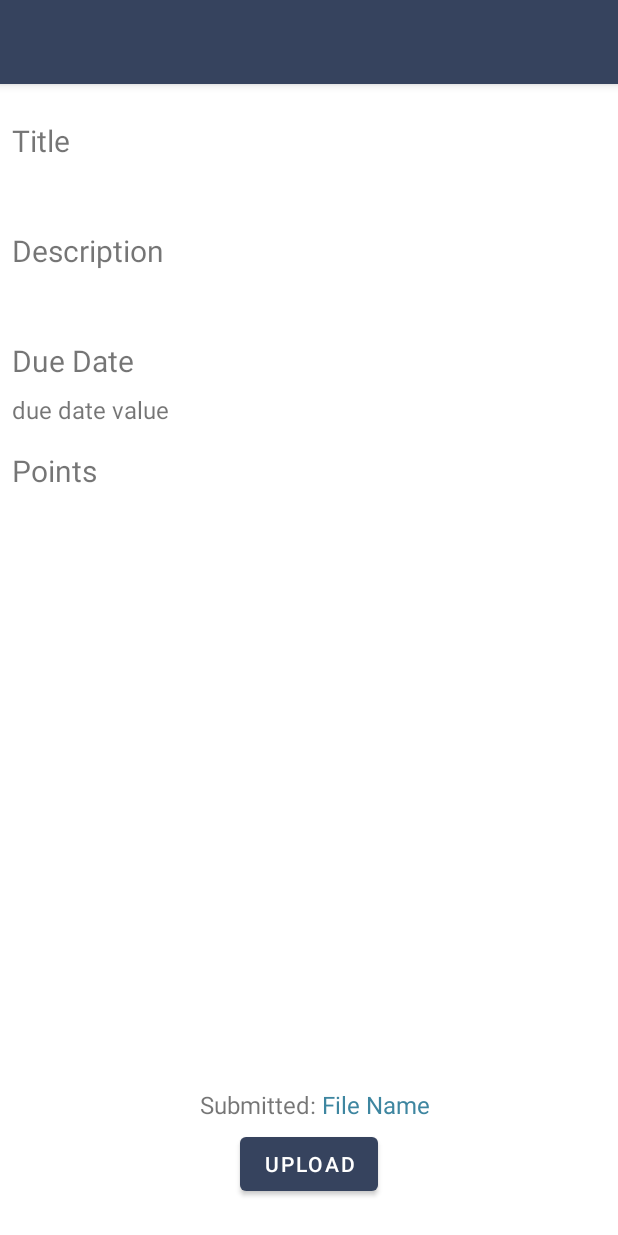
After one commit to Himani-Poonia/ClassTask, an Android app: the SubmissionActivity screen opened directly, with no data from a screen before it, on a phone screen of 412 x 824 dp. The commit adds this screen. Run offline under Robolectric (Android 15) with nearby library versions, the phone set to English and light mode, and no system bars.

Commit message:
Assignments UI completed by this point

```diff
--- /dev/null
+++ b/app/src/main/java/com/example/classtask/classwork/assignment/SubmissionActivity.kt
@@ -0,0 +1,49 @@
+package com.example.classtask.classwork.assignment
+
+import android.content.Intent
+import androidx.appcompat.app.AppCompatActivity
+import android.os.Bundle
+import android.view.View
+import android.widget.Button
+import android.widget.TextView
+import androidx.constraintlayout.widget.ConstraintLayout
+import com.example.classtask.R
+import com.example.classtask.classwork.assignment.submissions.TotalSubmissionsActivity
+
+class SubmissionActivity : AppCompatActivity() {
+    override fun onCreate(savedInstanceState: Bundle?) {
+        super.onCreate(savedInstanceState)
+        setContentView(R.layout.activity_submission)
+
+        val intent = intent
+        title = intent.getStringExtra("className")
+
+        val tvTitle: TextView = findViewById(R.id.tvTitle)
+        val tvDesc: TextView = findViewById(R.id.tvDescription)
+        val tvPoints: TextView = findViewById(R.id.tvPoints)
+        val submitBtn: Button = findViewById(R.id.uploadBtn)
+        val submitLinkLayout: ConstraintLayout = findViewById(R.id.clStudentSubmit)
+
+        //set values accordingly
+        tvTitle.text = intent.getStringExtra("title")
+        tvDesc.text = intent.getStringExtra("description")
+        tvPoints.text = intent.getStringExtra("points")
+
+        if(intent.getBooleanExtra("isTeacher", false)){
+            submitBtn.text = "Submissions"
+            submitLinkLayout.visibility = View.GONE
+
+            submitBtn.setOnClickListener {
+                startActivity(Intent(this, TotalSubmissionsActivity::class.java))
+            }
+        }
+        else{
+            submitBtn.text = "Upload"
+            submitLinkLayout.visibility = View.VISIBLE
+
+            submitBtn.setOnClickListener {
+                //open files of phone
+            }
+        }
+    }
+}
--- /dev/null
+++ b/app/src/main/res/layout/activity_submission.xml
@@ -0,0 +1,160 @@
+<?xml version="1.0" encoding="utf-8"?>
+<androidx.constraintlayout.widget.ConstraintLayout xmlns:android="http://schemas.android.com/apk/res/android"
+    xmlns:app="http://schemas.android.com/apk/res-auto"
+    xmlns:tools="http://schemas.android.com/tools"
+    android:layout_width="match_parent"
+    android:layout_height="match_parent"
+    tools:context=".classwork.assignment.SubmissionActivity">
+
+    <androidx.constraintlayout.widget.ConstraintLayout
+        android:id="@+id/clStudentSubmit"
+        android:layout_width="wrap_content"
+        android:layout_height="wrap_content"
+        android:layout_marginStart="8dp"
+        android:layout_marginTop="16dp"
+        android:layout_marginEnd="8dp"
+        android:layout_marginBottom="16dp"
+        app:layout_constraintBottom_toTopOf="@+id/uploadBtn"
+        app:layout_constraintEnd_toEndOf="parent"
+        app:layout_constraintHorizontal_bias="0.5"
+        app:layout_constraintStart_toStartOf="parent"
+        app:layout_constraintTop_toBottomOf="@+id/scrollView2">
+
+        <TextView
+            android:id="@+id/textView14"
+            android:layout_width="wrap_content"
+            android:layout_height="wrap_content"
+            android:layout_marginStart="8dp"
+            android:text="Submitted: "
+            android:textSize="16sp"
+            app:layout_constraintStart_toStartOf="parent"
+            app:layout_constraintTop_toTopOf="parent" />
+
+        <TextView
+            android:id="@+id/tvFileName"
+            android:layout_width="wrap_content"
+            android:layout_height="wrap_content"
+            android:text="File Name"
+            android:textColor="#3E86A0"
+            android:textSize="16sp"
+            app:layout_constraintStart_toEndOf="@+id/textView14"
+            app:layout_constraintTop_toTopOf="parent" />
+    </androidx.constraintlayout.widget.ConstraintLayout>
+
+    <Button
+        android:id="@+id/uploadBtn"
+        android:layout_width="wrap_content"
+        android:layout_height="wrap_content"
+        android:layout_marginBottom="24dp"
+        android:text="Upload"
+        app:layout_constraintBottom_toBottomOf="parent"
+        app:layout_constraintEnd_toEndOf="parent"
+        app:layout_constraintHorizontal_bias="0.5"
+        app:layout_constraintStart_toStartOf="parent" />
+
+    <ScrollView
+        android:id="@+id/scrollView2"
+        android:layout_width="match_parent"
+        android:layout_height="0dp"
+        android:layout_marginBottom="32dp"
+        app:layout_constraintBottom_toTopOf="@+id/uploadBtn"
+        app:layout_constraintEnd_toEndOf="parent"
+        app:layout_constraintHorizontal_bias="0.0"
+        app:layout_constraintStart_toStartOf="parent"
+        app:layout_constraintTop_toTopOf="parent">
+
+        <androidx.constraintlayout.widget.ConstraintLayout
+            android:layout_width="match_parent"
+            android:layout_height="wrap_content">
+
+            <TextView
+                android:id="@+id/textView5"
+                android:layout_width="wrap_content"
+                android:layout_height="wrap_content"
+                android:layout_marginStart="8dp"
+                android:layout_marginTop="24dp"
+                android:text="Title"
+                android:textSize="20sp"
+                app:layout_constraintStart_toStartOf="parent"
+                app:layout_constraintTop_toTopOf="parent" />
+
+            <TextView
+                android:id="@+id/tvTitle"
+                android:layout_width="wrap_content"
+                android:layout_height="wrap_content"
+                android:layout_marginStart="8dp"
+                android:layout_marginTop="8dp"
+                android:text="title value"
+                android:textSize="16sp"
+                app:layout_constraintStart_toStartOf="parent"
+                app:layout_constraintTop_toBottomOf="@+id/textView5" />
+
+            <TextView
+                android:id="@+id/textView8"
+                android:layout_width="wrap_content"
+                android:layout_height="wrap_content"
+                android:layout_marginStart="8dp"
+                android:layout_marginTop="16dp"
+                android:text="Description"
+                android:textSize="20sp"
+                app:layout_constraintStart_toStartOf="parent"
+                app:layout_constraintTop_toBottomOf="@+id/tvTitle" />
+
+            <TextView
+                android:id="@+id/tvDescription"
+                android:layout_width="wrap_content"
+                android:layout_height="wrap_content"
+                android:layout_marginStart="8dp"
+                android:layout_marginTop="8dp"
+                android:text="description value"
+                android:textSize="16sp"
+                app:layout_constraintStart_toStartOf="parent"
+                app:layout_constraintTop_toBottomOf="@+id/textView8" />
+
+            <TextView
+                android:id="@+id/textView10"
+                android:layout_width="wrap_content"
+                android:layout_height="wrap_content"
+                android:layout_marginStart="8dp"
+                android:layout_marginTop="16dp"
+                android:text="Due Date"
+                android:textSize="20sp"
+                app:layout_constraintStart_toStartOf="parent"
+                app:layout_constraintTop_toBottomOf="@+id/tvDescription" />
+
+            <TextView
+                android:id="@+id/tvDueDate"
+                android:layout_width="wrap_content"
+                android:layout_height="wrap_content"
+                android:layout_marginStart="8dp"
+                android:layout_marginTop="8dp"
+                android:text="due date value"
+                android:textSize="16sp"
+                app:layout_constraintStart_toStartOf="parent"
+                app:layout_constraintTop_toBottomOf="@+id/textView10" />
+
+            <TextView
+                android:id="@+id/textView12"
+                android:layout_width="wrap_content"
+                android:layout_height="wrap_content"
+                android:layout_marginStart="8dp"
+                android:layout_marginTop="16dp"
+                android:text="Points"
+                android:textSize="20sp"
+                app:layout_constraintStart_toStartOf="parent"
+                app:layout_constraintTop_toBottomOf="@+id/tvDueDate" />
+
+            <TextView
+                android:id="@+id/tvPoints"
+                android:layout_width="wrap_content"
+                android:layout_height="wrap_content"
+                android:layout_marginStart="8dp"
+                android:layout_marginTop="8dp"
+                android:text="Points"
+                android:textSize="16sp"
+                app:layout_constraintStart_toStartOf="parent"
+                app:layout_constraintTop_toBottomOf="@+id/textView12" />
+        </androidx.constraintlayout.widget.ConstraintLayout>
+    </ScrollView>
+
+</androidx.constraintlayout.widget.ConstraintLayout>
```
Also changed, not shown: app/src/main/AndroidManifest.xml (+9 -0 lines), app/src/main/java/com/example/classtask/classwork/AssignmentsActivity.kt (+4 -9 lines), app/src/main/java/com/example/classtask/classwork/assignment/AssignmentAdapter.kt (+41 -1 lines), app/src/main/java/com/example/classtask/classwork/assignment/AssignmentClassModel.kt (+37 -1 lines), app/src/main/java/com/example/classtask/classwork/assignment/AssignmentFragment.kt (+15 -2 lines), app/src/main/java/com/example/classtask/classwork/assignment/NewAssignmentActivity.kt (added, +22 -0 lines), app/src/main/java/com/example/classtask/classwork/assignment/submissions/SubmissionAdapter.kt (added, +46 -0 lines), app/src/main/java/com/example/classtask/classwork/assignment/submissions/SubmissionModel.kt (added, +23 -0 lines), app/src/main/java/com/example/classtask/classwork/assignment/submissions/TotalSubmissionsActivity.kt (added, +38 -0 lines), app/src/main/res/layout/activity_new_assignment.xml (added, +127 -0 lines), app/src/main/res/layout/activity_total_submissions.xml (added, +30 -0 lines), app/src/main/res/layout/fragment_assignment.xml (+14 -0 lines), app/src/main/res/layout/layout_assignment.xml (+6 -5 lines), app/src/main/res/layout/layout_submission.xml (added, +27 -0 lines), 2 more files.
